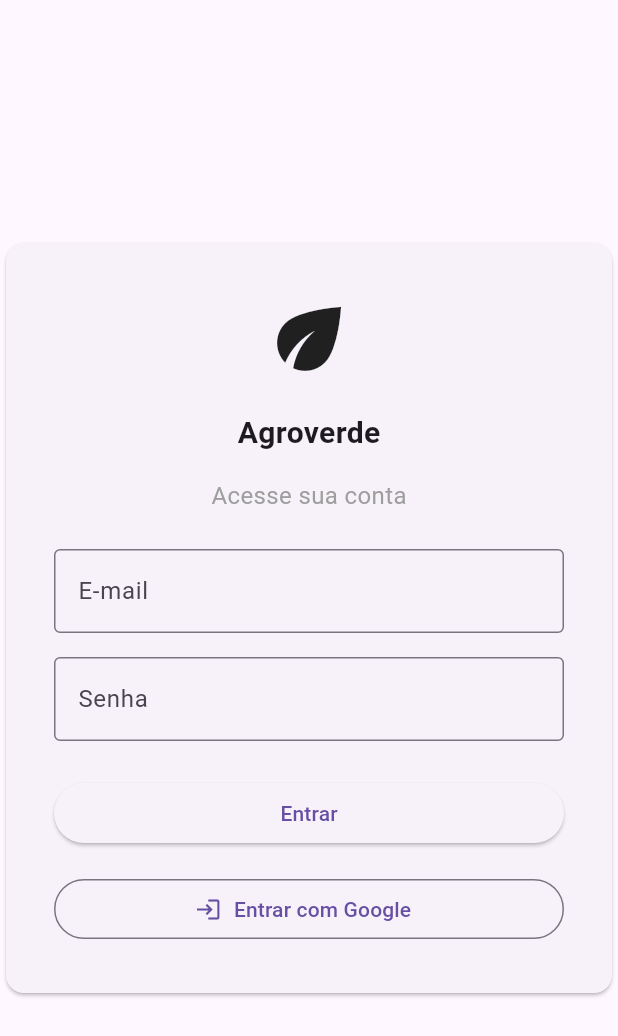
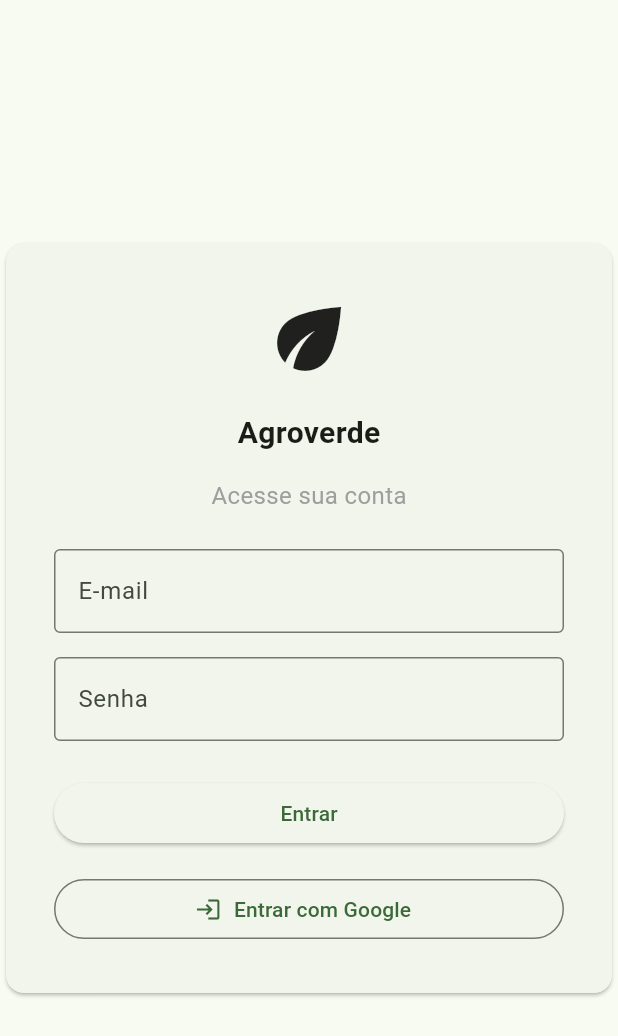
Before and after one commit to NasciM3nt0Felipe/agroverde-flutter, a Flutter app: the screen it shows after launch, after a tap on "Entrar", on a phone screen of 412 x 824 dp. Shown: the top 1036 px of the screen. Run offline on Flutter 3.47's test engine with Material 3 defaults, Android fonts, the phone set to English and light mode, and no system bars.

Commit message:
feat(theme): adiciona AppTheme para gerenciamento centralizado de estilos

```diff
--- a/agroverde/lib/main.dart
+++ b/agroverde/lib/main.dart
@@ -1,4 +1,6 @@
 import 'package:flutter/material.dart';
+// Importa o tema global da aplicação, achei mais funcional.
+import 'theme/app_theme.dart';
 import 'routes.dart';
 
 void main() {
@@ -12,6 +14,7 @@ class MainApp extends StatelessWidget {
   Widget build(BuildContext context) {
     return MaterialApp(
       debugShowCheckedModeBanner: false,
+      theme: AppTheme.lightTheme, //Foi criado uma segmentação para o thema cor
       initialRoute: AppRoutes.home,
       routes: AppRoutes.routes,
     );
--- /dev/null
+++ b/agroverde/lib/theme/app_theme.dart
@@ -0,0 +1,17 @@
+import 'package:flutter/material.dart';
+
+/// Classe responsável pelo tema global da aplicação.
+/// Centraliza cores, estilos e configurações visuais
+/// para evitar repetições nas telas.
+class AppTheme {
+  static ThemeData lightTheme = ThemeData(
+    useMaterial3: true,
+    // Cor principal do AgroVerde (VERDE)
+    colorScheme: ColorScheme.fromSeed(seedColor: const Color(0xFF2E7D32)),
+
+    // Estilo padrão dos campos de entrada
+    inputDecorationTheme: const InputDecorationTheme(
+      border: OutlineInputBorder(),
+    ),
+  );
+}
```
